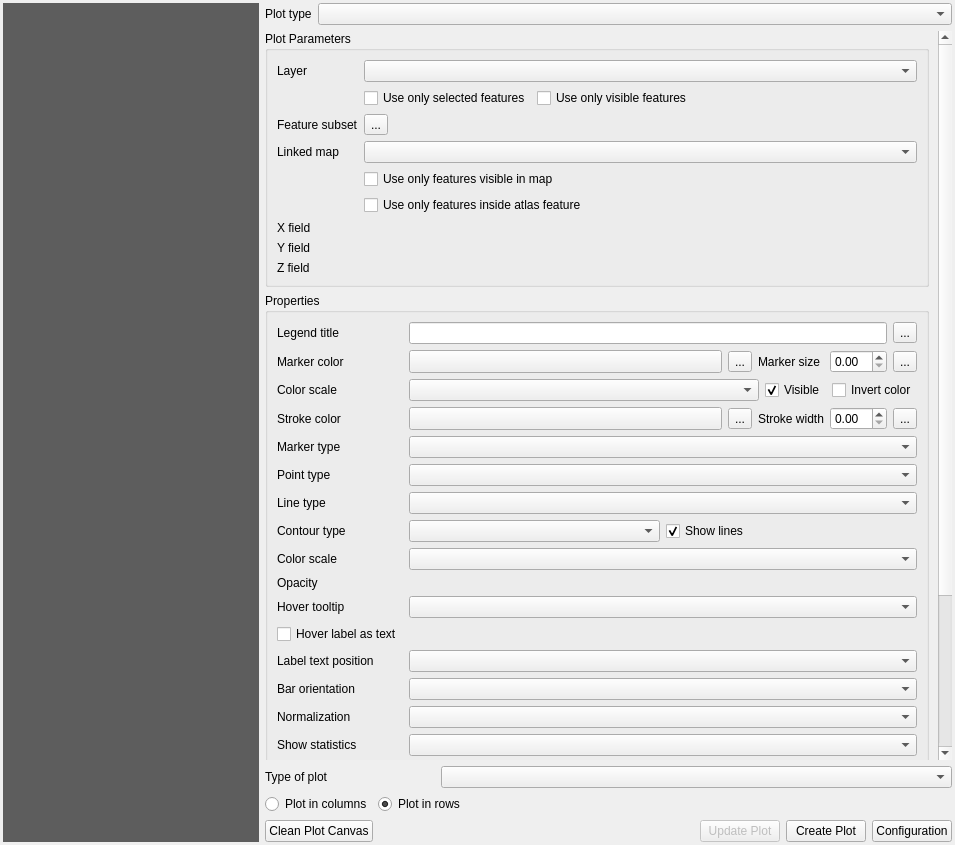
This is DataPlotly/ui/dataplotly_dockwidget_base.ui in ghtmtt/DataPlotly as Qt 5 draws it before an edit. The edited form follows.
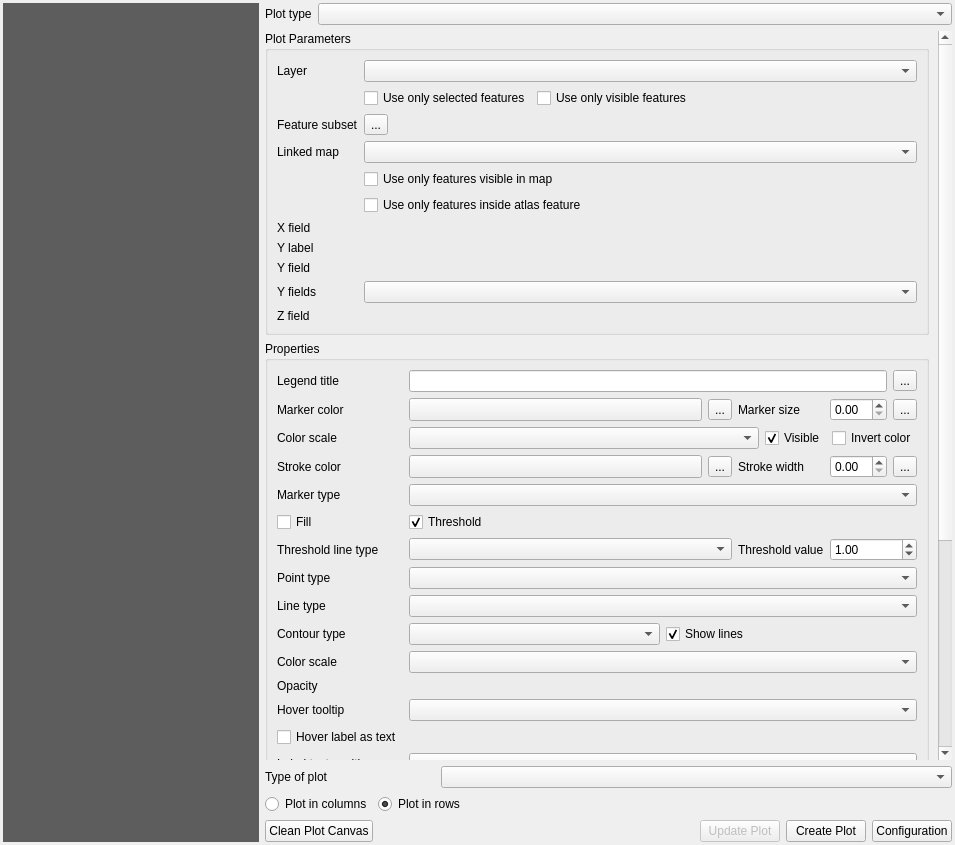
This is the edited form. Custom widgets are drawn as their Qt base class.

Commit message: Add radar plot type (#374)

What changed in the file:
```diff
--- a/DataPlotly/ui/dataplotly_dockwidget_base.ui
+++ b/DataPlotly/ui/dataplotly_dockwidget_base.ui
@@ -320,9 +320,9 @@
                 <property name="geometry">
                  <rect>
                   <x>0</x>
-                  <y>-270</y>
+                  <y>0</y>
                   <width>673</width>
-                  <height>989</height>
+                  <height>1200</height>
                  </rect>
                 </property>
                 <layout class="QGridLayout" name="gridLayout_9">
@@ -357,15 +357,56 @@
                     <string>Plot Parameters</string>
                    </property>
                    <layout class="QGridLayout" name="gridLayout_23">
-                    <item row="8" column="0">
+                    <item row="10" column="1" colspan="2">
+                     <widget class="QgsFieldExpressionWidget" name="y_combo"/>
+                    </item>
+                    <item row="3" column="1">
+                     <widget class="QgsPropertyOverrideButton" name="feature_subset_defined_button">
+                      <property name="text">
+                       <string>...</string>
+                      </property>
+                     </widget>
+                    </item>
+                    <item row="4" column="0">
+                     <widget class="QLabel" name="label_linked_map">
+                      <property name="text">
+                       <string>Linked map</string>
+                      </property>
+                     </widget>
+                    </item>
+                    <item row="10" column="0">
                      <widget class="QLabel" name="y_label">
                       <property name="text">
                        <string>Y field</string>
                       </property>
                      </widget>
                     </item>
-                    <item row="4" column="1" colspan="2">
-                     <widget class="QgsLayoutItemComboBox" name="linked_map_combo"/>
+                    <item row="2" column="1">
+                     <widget class="QCheckBox" name="selected_feature_check">
+                      <property name="enabled">
+                       <bool>true</bool>
+                      </property>
+                      <property name="text">
+                       <string>Use only selected features</string>
+                      </property>
+                     </widget>
+                    </item>
+                    <item row="5" column="1" colspan="2">
+                     <widget class="QCheckBox" name="filter_by_map_check">
+                      <property name="text">
+                       <string>Use only features visible in map</string>
+                      </property>
+                     </widget>
+                    </item>
+                    <item row="2" column="2">
+                     <widget class="QCheckBox" name="visible_feature_check">
+                      <property name="enabled">
+                       <bool>true</bool>
+                      </property>
+                      <property name="text">
+                       <string>Use only visible features</string>
+                      </property>
+                     </widget>
                     </item>
                     <item row="7" column="0">
                      <widget class="QLabel" name="x_label">
@@ -392,6 +433,36 @@
                       </property>
                      </widget>
                     </item>
+                    <item row="11" column="0">
+                     <widget class="QLabel" name="y_fields_label">
+                      <property name="text">
+                       <string>Y fields</string>
+                      </property>
+                     </widget>
+                    </item>
+                    <item row="4" column="1" colspan="2">
+                     <widget class="QgsLayoutItemComboBox" name="linked_map_combo"/>
+                    </item>
+                    <item row="12" column="0">
+                     <widget class="QLabel" name="z_label">
+                      <property name="text">
+                       <string>Z field</string>
+                      </property>
+                     </widget>
+                    </item>
+                    <item row="7" column="1" colspan="2">
+                     <widget class="QgsFieldExpressionWidget" name="x_combo"/>
+                    </item>
+                    <item row="11" column="1" colspan="2">
+                     <widget class="QgsCheckableComboBox" name="y_fields_combo"/>
+                    </item>
+                    <item row="3" column="0">
+                     <widget class="QLabel" name="label_feature_subset">
+                      <property name="text">
+                       <string>Feature subset</string>
+                      </property>
+                     </widget>
+                    </item>
                     <item row="6" column="1" colspan="2">
                      <widget class="QCheckBox" name="filter_by_atlas_check">
                       <property name="text">
@@ -399,30 +470,6 @@
                       </property>
                      </widget>
                     </item>
-                    <item row="9" column="0">
-                     <widget class="QLabel" name="z_label">
-                      <property name="text">
-                       <string>Z field</string>
-                      </property>
-                     </widget>
-                    </item>
-                    <item row="5" column="1" colspan="2">
-                     <widget class="QCheckBox" name="filter_by_map_check">
-                      <property name="text">
-                       <string>Use only features visible in map</string>
-                      </property>
-                     </widget>
-                    </item>
-                    <item row="3" column="1">
-                     <widget class="QgsPropertyOverrideButton" name="feature_subset_defined_button">
-                      <property name="text">
-                       <string>...</string>
-                      </property>
-                     </widget>
-                    </item>
-                    <item row="8" column="1" colspan="2">
-                     <widget class="QgsFieldExpressionWidget" name="y_combo"/>
-                    </item>
                     <item row="0" column="1" colspan="2">
                      <widget class="QgsMapLayerComboBox" name="layer_combo">
                       <property name="sizePolicy">
@@ -433,39 +480,9 @@
                       </property>
                      </widget>
                     </item>
-                    <item row="4" column="0">
-                     <widget class="QLabel" name="label_linked_map">
-                      <property name="text">
-                       <string>Linked map</string>
-                      </property>
-                     </widget>
-                    </item>
-                    <item row="2" column="1">
-                     <widget class="QCheckBox" name="selected_feature_check">
-                      <property name="enabled">
-                       <bool>true</bool>
-                      </property>
-                      <property name="text">
-                       <string>Use only selected features</string>
-                      </property>
-                     </widget>
-                    </item>
-                    <item row="9" column="1" colspan="2">
+                    <item row="12" column="1" colspan="2">
                      <widget class="QgsFieldExpressionWidget" name="z_combo"/>
                     </item>
-                    <item row="7" column="1" colspan="2">
-                     <widget class="QgsFieldExpressionWidget" name="x_combo"/>
-                    </item>
-                    <item row="2" column="2">
-                     <widget class="QCheckBox" name="visible_feature_check">
-                      <property name="enabled">
-                       <bool>true</bool>
-                      </property>
-                      <property name="text">
-                       <string>Use only visible features</string>
-                      </property>
-                     </widget>
-                    </item>
                     <item row="0" column="0">
                      <widget class="QLabel" name="layer_label">
                       <property name="text">
@@ -473,13 +490,16 @@
                       </property>
                      </widget>
                     </item>
-                    <item row="3" column="0">
-                     <widget class="QLabel" name="label_feature_subset">
+                    <item row="9" column="0">
+                     <widget class="QLabel" name="y_radar_label">
                       <property name="text">
-                       <string>Feature subset</string>
+                       <string>Y label</string>
                       </property>
                      </widget>
                     </item>
+                    <item row="9" column="1" colspan="2">
+                     <widget class="QgsFieldExpressionWidget" name="y_combo_radar_label"/>
+                    </item>
                    </layout>
                   </widget>
                  </item>
@@ -489,191 +509,96 @@
                     <string>Properties</string>
                    </property>
                    <layout class="QGridLayout" name="gridLayout_22">
-                    <item row="14" column="1" colspan="5">
-                     <widget class="QComboBox" name="combo_text_position"/>
-                      </item>
-                    <item row="1" column="5">
-                     <widget class="QgsPropertyOverrideButton" name="size_defined_button">
-                        <property name="text">
-                       <string>...</string>
-                      </property>
-                     </widget>
-                    </item>
-                    <item row="1" column="1">
-                     <widget class="QgsColorButton" name="in_color_combo">
-                      <property name="sizePolicy">
-                       <sizepolicy hsizetype="Expanding" vsizetype="Fixed">
-                        <horstretch>0</horstretch>
-                        <verstretch>0</verstretch>
-                       </sizepolicy>
-                      </property>
-                     </widget>
-                    </item>
-                    <item row="21" column="0">
-                     <widget class="QCheckBox" name="violinBox">
-                      <property name="toolTip">
-                       <string>If checked, box plots will be overlaid on top of violin plots</string>
-                      </property>
-                      <property name="text">
-                       <string>Include box plots</string>
-                        </property>
-                        <property name="checked">
-                         <bool>true</bool>
-                        </property>
-                       </widget>
-                      </item>
-                    <item row="19" column="0">
-                     <widget class="QLabel" name="violinSideLabel">
-                      <property name="text">
-                       <string>Violin side</string>
-                      </property>
-                     </widget>
-                    </item>
-                    <item row="0" column="5">
+                    <item row="0" column="7">
                      <widget class="QgsPropertyOverrideButton" name="legend_title_defined_button">
                       <property name="text">
                        <string>...</string>
                       </property>
                      </widget>
                     </item>
-                    <item row="1" column="3">
-                     <widget class="QLabel" name="marker_size_lab">
+                    <item row="0" column="1">
+                     <widget class="QLabel" name="legend_label">
                       <property name="text">
-                       <string>Marker size</string>
+                       <string>Legend title</string>
                       </property>
                      </widget>
                     </item>
-                    <item row="7" column="0">
-                     <widget class="QLabel" name="line_lab">
+                    <item row="20" column="1">
+                     <widget class="QLabel" name="box_statistic_label">
                       <property name="text">
-                       <string>Line type</string>
+                       <string>Show statistics</string>
                       </property>
                      </widget>
                     </item>
-                    <item row="17" column="1" colspan="5">
-                     <widget class="QComboBox" name="box_statistic_combo"/>
-                    </item>
-                    <item row="1" column="0">
-                     <widget class="QLabel" name="in_color_lab">
-                        <property name="text">
-                       <string>Marker color</string>
-                        </property>
-                       </widget>
-                      </item>
-                    <item row="2" column="0">
-                     <widget class="QLabel" name="color_scale_data_defined_in_label">
-                      <property name="text">
-                       <string>Color scale</string>
-                        </property>
-                     </widget>
-                    </item>
-                    <item row="1" column="2">
-                     <widget class="QgsPropertyOverrideButton" name="in_color_defined_button">
-                        <property name="text">
-                       <string>...</string>
-                        </property>
-                       </widget>
-                      </item>
-                    <item row="5" column="1" colspan="5">
-                     <widget class="QComboBox" name="marker_type_combo"/>
-                    </item>
-                    <item row="6" column="0">
-                     <widget class="QLabel" name="point_lab">
-                      <property name="text">
-                       <string>Point type</string>
-                      </property>
-                     </widget>
-                    </item>
-                    <item row="22" column="0">
-                     <widget class="QCheckBox" name="showMeanCheck">
-                      <property name="text">
-                       <string>Show mean line</string>
-                      </property>
-                      <property name="checked">
-                       <bool>true</bool>
-                      </property>
-                     </widget>
-                    </item>
-                    <item row="2" column="1" colspan="5">
+                    <item row="2" column="2" colspan="6">
                      <layout class="QHBoxLayout" name="horizontalLayout_3" stretch="1,0,0">
                       <item>
                        <widget class="QComboBox" name="color_scale_data_defined_in"/>
                       </item>
                       <item>
                        <widget class="QCheckBox" name="color_scale_data_defined_in_check">
-                      <property name="text">
+                        <property name="text">
                          <string>Visible</string>
-                      </property>
-                      <property name="checked">
-                       <bool>true</bool>
-                      </property>
-                     </widget>
-                    </item>
+                        </property>
+                        <property name="checked">
+                         <bool>true</bool>
+                        </property>
+                       </widget>
+                      </item>
                       <item>
                        <widget class="QCheckBox" name="color_scale_data_defined_in_invert_check">
-                      <property name="text">
+                        <property name="text">
                          <string>Invert color</string>
-                      </property>
-                     </widget>
-                    </item>
+                        </property>
+                       </widget>
+                      </item>
                      </layout>
                     </item>
-                    <item row="18" column="0">
-                     <widget class="QLabel" name="outliers_label">
-                      <property name="text">
-                       <string>Outliers</string>
-                      </property>
-                     </widget>
+                    <item row="8" column="2" colspan="6">
+                     <widget class="QComboBox" name="point_combo"/>
                     </item>
-                    <item row="11" column="1" colspan="5">
-                     <widget class="QgsOpacityWidget" name="opacity_widget">
-                      <property name="focusPolicy">
-                       <enum>Qt::StrongFocus</enum>
-                      </property>
-                     </widget>
-                    </item>
-                    <item row="24" column="0">
-                     <widget class="QCheckBox" name="bins_check">
+                    <item row="1" column="1">
+                     <widget class="QLabel" name="in_color_lab">
                       <property name="text">
-                       <string>Manual bin size</string>
+                       <string>Marker color</string>
                       </property>
                      </widget>
                     </item>
-                    <item row="0" column="0">
-                     <widget class="QLabel" name="legend_label">
+                    <item row="4" column="1">
+                     <widget class="QLabel" name="out_color_lab">
                       <property name="text">
-                       <string>Legend title</string>
+                       <string>Stroke color</string>
                       </property>
                      </widget>
                     </item>
-                    <item row="10" column="0">
-                     <widget class="QLabel" name="color_scale_label">
+                    <item row="4" column="7">
+                     <widget class="QgsPropertyOverrideButton" name="stroke_defined_button">
                       <property name="text">
-                       <string>Color scale</string>
+                       <string>...</string>
                       </property>
                      </widget>
                     </item>
-                    <item row="15" column="1" colspan="5">
+                    <item row="19" column="2" colspan="6">
+                     <widget class="QComboBox" name="hist_norm_combo"/>
+                    </item>
+                    <item row="18" column="2" colspan="6">
                      <widget class="QComboBox" name="orientation_combo"/>
                     </item>
-                    <item row="8" column="0">
-                     <widget class="QLabel" name="contour_type_label">
-                      <property name="text">
-                       <string>Contour type</string>
-                      </property>
-                     </widget>
-                    </item>
-                    <item row="4" column="4">
-                     <widget class="QgsDoubleSpinBox" name="marker_width"/>
-                    </item>
-                    <item row="12" column="0">
+                    <item row="15" column="1">
                      <widget class="QLabel" name="info_label">
                       <property name="text">
                        <string>Hover tooltip</string>
                       </property>
                      </widget>
                     </item>
-                    <item row="8" column="1" colspan="5">
+                    <item row="11" column="1">
+                     <widget class="QLabel" name="contour_type_label">
+                      <property name="text">
+                       <string>Contour type</string>
+                      </property>
+                     </widget>
+                    </item>
+                    <item row="11" column="2" colspan="6">
                      <layout class="QHBoxLayout" name="horizontalLayout_4">
                       <item>
                        <widget class="QComboBox" name="contour_type_combo"/>
@@ -682,66 +607,55 @@
                        <widget class="QCheckBox" name="show_lines_check">
                         <property name="text">
                          <string>Show lines</string>
-                      </property>
+                        </property>
                         <property name="checked">
                          <bool>true</bool>
-                      </property>
-                     </widget>
-                    </item>
-                     </layout>
-                    </item>
-                    <item row="23" column="0" colspan="6">
-                     <layout class="QHBoxLayout" name="horiz_layout_histogram">
-                      <item>
-                       <widget class="QCheckBox" name="invert_hist_check">
-                        <property name="enabled">
-                         <bool>true</bool>
                         </property>
-                      <property name="text">
-                         <string>Invert histogram direction</string>
-                      </property>
-                     </widget>
-                    </item>
-                      <item>
-                       <widget class="QCheckBox" name="cumulative_hist_check">
-                        <property name="enabled">
-                         <bool>true</bool>
-                        </property>
-                      <property name="text">
-                         <string>Cumulative histogram</string>
-                      </property>
-                     </widget>
-                    </item>
+                       </widget>
+                      </item>
                      </layout>
                     </item>
-                    <item row="4" column="5">
-                     <widget class="QgsPropertyOverrideButton" name="stroke_defined_button">
+                    <item row="21" column="2" colspan="6">
+                     <widget class="QComboBox" name="outliers_combo"/>
+                    </item>
+                    <item row="1" column="3">
+                     <widget class="QgsPropertyOverrideButton" name="in_color_defined_button">
                       <property name="text">
                        <string>...</string>
                       </property>
                      </widget>
                     </item>
+                    <item row="17" column="1">
+                     <widget class="QLabel" name="label_text_position">
+                      <property name="text">
+                       <string>Label text position</string>
+                      </property>
+                     </widget>
+                    </item>
+                    <item row="6" column="2">
+                     <widget class="QCheckBox" name="threshold">
+                      <property name="text">
+                       <string>Threshold</string>
+                      </property>
+                      <property name="checked">
+                       <bool>true</bool>
+                      </property>
+                     </widget>
+                    </item>
+                    <item row="5" column="2" colspan="6">
+                     <widget class="QComboBox" name="marker_type_combo"/>
+                    </item>
                     <item row="1" column="4">
-                     <widget class="QgsDoubleSpinBox" name="marker_size"/>
+                     <widget class="QLabel" name="marker_size_lab">
+                      <property name="text">
+                       <string>Marker size</string>
+                      </property>
+                     </widget>
+                    </item>
+                    <item row="4" column="6">
+                     <widget class="QgsDoubleSpinBox" name="marker_width"/>
                     </item>
                     <item row="4" column="2">
-                     <widget class="QgsPropertyOverrideButton" name="out_color_defined_button">
-                      <property name="text">
-                       <string>...</string>
-                      </property>
-                     </widget>
-                    </item>
-                    <item row="11" column="0">
-                     <widget class="QLabel" name="alpha_lab">
-                      <property name="text">
-                       <string>Opacity</string>
-                      </property>
-                     </widget>
-                    </item>
-                    <item row="6" column="1" colspan="5">
-                     <widget class="QComboBox" name="point_combo"/>
-                    </item>
-                    <item row="4" column="1">
                      <widget class="QgsColorButton" name="out_color_combo">
                       <property name="sizePolicy">
                        <sizepolicy hsizetype="Expanding" vsizetype="Fixed">
@@ -751,104 +665,136 @@
                       </property>
                      </widget>
                     </item>
-                    <item row="16" column="1" colspan="5">
-                     <widget class="QComboBox" name="hist_norm_combo"/>
-                    </item>
-                    <item row="24" column="1" colspan="5">
-                     <widget class="QgsSpinBox" name="bins_value">
-                      <property name="enabled">
-                       <bool>false</bool>
-                      </property>
-                      <property name="maximum">
-                       <number>1000</number>
-                      </property>
-                      <property name="value">
-                       <number>10</number>
-                      </property>
-                     </widget>
-                    </item>
-                    <item row="7" column="1" colspan="5">
-                     <widget class="QComboBox" name="line_combo"/>
-                    </item>
-                    <item row="0" column="1" colspan="4">
-                     <widget class="QLineEdit" name="legend_title"/>
-                    </item>
-                    <item row="10" column="1" colspan="5">
-                     <widget class="QComboBox" name="color_scale_combo"/>
-                    </item>
-                    <item row="15" column="0">
+                    <item row="18" column="1">
                      <widget class="QLabel" name="orientation_label">
                       <property name="text">
                        <string>Bar orientation</string>
                       </property>
                      </widget>
                     </item>
-                    <item row="19" column="1" colspan="5">
-                     <widget class="QComboBox" name="violinSideCombo"/>
+                    <item row="22" column="1">
+                     <widget class="QLabel" name="violinSideLabel">
+                      <property name="text">
+                       <string>Violin side</string>
+                      </property>
+                     </widget>
                     </item>
-                    <item row="16" column="0">
+                    <item row="14" column="1">
+                     <widget class="QLabel" name="alpha_lab">
+                      <property name="text">
+                       <string>Opacity</string>
+                      </property>
+                     </widget>
+                    </item>
+                    <item row="17" column="2" colspan="6">
+                     <widget class="QComboBox" name="combo_text_position"/>
+                    </item>
+                    <item row="7" column="1">
+                     <widget class="QLabel" name="line_threshold_value">
+                      <property name="text">
+                       <string>Threshold line type</string>
+                      </property>
+                     </widget>
+                    </item>
+                    <item row="14" column="2" colspan="6">
+                     <widget class="QgsOpacityWidget" name="opacity_widget">
+                      <property name="focusPolicy">
+                       <enum>Qt::StrongFocus</enum>
+                      </property>
+                     </widget>
+                    </item>
+                    <item row="15" column="2" colspan="6">
+                     <widget class="QComboBox" name="info_combo"/>
+                    </item>
+                    <item row="9" column="1">
+                     <widget class="QLabel" name="line_lab">
+                      <property name="text">
+                       <string>Line type</string>
+                      </property>
+                     </widget>
+                    </item>
+                    <item row="19" column="1">
                      <widget class="QLabel" name="hist_norm_label">
                       <property name="text">
                        <string>Normalization</string>
                       </property>
                      </widget>
                     </item>
-                    <item row="4" column="3">
-                     <widget class="QLabel" name="marker_width_lab">
-                        <property name="text">
-                       <string>Stroke width</string>
-                        </property>
-                       </widget>
-                      </item>
-                    <item row="17" column="0">
-                     <widget class="QLabel" name="box_statistic_label">
-                        <property name="text">
-                       <string>Show statistics</string>
-                        </property>
-                       </widget>
-                      </item>
-                    <item row="18" column="1" colspan="5">
-                     <widget class="QComboBox" name="outliers_combo"/>
+                    <item row="1" column="6">
+                     <widget class="QgsDoubleSpinBox" name="marker_size"/>
                     </item>
-                    <item row="14" column="0">
-                     <widget class="QLabel" name="label_text_position">
-                      <property name="text">
-                       <string>Label text position</string>
-                      </property>
-                     </widget>
+                    <item row="0" column="2" colspan="5">
+                     <widget class="QLineEdit" name="legend_title"/>
                     </item>
-                    <item row="5" column="0">
-                     <widget class="QLabel" name="marker_type_lab">
+                    <item row="27" column="1">
+                     <widget class="QCheckBox" name="bins_check">
                       <property name="text">
-                       <string>Marker type</string>
+                       <string>Manual bin size</string>
                       </property>
                      </widget>
                     </item>
-                    <item row="12" column="1" colspan="5">
-                     <widget class="QComboBox" name="info_combo"/>
+                    <item row="9" column="2" colspan="6">
+                     <widget class="QComboBox" name="line_combo"/>
                     </item>
-                    <item row="4" column="0">
-                     <widget class="QLabel" name="out_color_lab">
-                      <property name="text">
-                       <string>Stroke color</string>
-                      </property>
-                     </widget>
-                    </item>
-                    <item row="13" column="0">
-                     <widget class="QCheckBox" name="hover_as_text_check">
-                      <property name="text">
-                       <string>Hover label as text</string>
-                      </property>
-                     </widget>
-                    </item>
-                    <item row="20" column="0">
+                    <item row="23" column="1">
                      <widget class="QLabel" name="pie_hole_label">
                       <property name="text">
                        <string>Pie hole</string>
                       </property>
                      </widget>
                     </item>
-                    <item row="20" column="1">
+                    <item row="27" column="2" colspan="6">
+                     <widget class="QgsSpinBox" name="bins_value">
+                      <property name="enabled">
+                       <bool>false</bool>
+                      </property>
+                      <property name="maximum">
+                       <number>1000</number>
+                      </property>
+                      <property name="value">
+                       <number>10</number>
+                      </property>
+                     </widget>
+                    </item>
+                    <item row="1" column="2">
+                     <widget class="QgsColorButton" name="in_color_combo">
+                      <property name="sizePolicy">
+                       <sizepolicy hsizetype="Expanding" vsizetype="Fixed">
+                        <horstretch>0</horstretch>
+                        <verstretch>0</verstretch>
+                       </sizepolicy>
+                      </property>
+                     </widget>
+                    </item>
+                    <item row="6" column="1">
+                     <widget class="QCheckBox" name="fill">
+                      <property name="text">
+                       <string>Fill</string>
+                      </property>
+                     </widget>
+                    </item>
+                    <item row="21" column="1">
+                     <widget class="QLabel" name="outliers_label">
+                      <property name="text">
+                       <string>Outliers</string>
+                      </property>
+                     </widget>
+                    </item>
+                    <item row="4" column="4">
+                     <widget class="QLabel" name="marker_width_lab">
+                      <property name="text">
+                       <string>Stroke width</string>
+                      </property>
+                     </widget>
+                    </item>
+                    <item row="4" column="3">
+                     <widget class="QgsPropertyOverrideButton" name="out_color_defined_button">
+                      <property name="text">
+                       <string>...</string>
+                      </property>
+                     </widget>
+                    </item>
+                    <item row="23" column="2">
                      <widget class="QgsDoubleSpinBox" name="pie_hole">
                       <property name="maximum">
                        <double>0.950000000000000</double>
@@ -864,6 +810,124 @@
                       </property>
                      </widget>
                     </item>
+                    <item row="13" column="1">
+                     <widget class="QLabel" name="color_scale_label">
+                      <property name="text">
+                       <string>Color scale</string>
+                      </property>
+                     </widget>
+                    </item>
+                    <item row="1" column="7">
+                     <widget class="QgsPropertyOverrideButton" name="size_defined_button">
+                      <property name="text">
+                       <string>...</string>
+                      </property>
+                     </widget>
+                    </item>
+                    <item row="22" column="2" colspan="6">
+                     <widget class="QComboBox" name="violinSideCombo"/>
+                    </item>
+                    <item row="16" column="1">
+                     <widget class="QCheckBox" name="hover_as_text_check">
+                      <property name="text">
+                       <string>Hover label as text</string>
+                      </property>
+                     </widget>
+                    </item>
+                    <item row="8" column="1">
+                     <widget class="QLabel" name="point_lab">
+                      <property name="text">
+                       <string>Point type</string>
+                      </property>
+                     </widget>
+                    </item>
+                    <item row="24" column="1">
+                     <widget class="QCheckBox" name="violinBox">
+                      <property name="toolTip">
+                       <string>If checked, box plots will be overlaid on top of violin plots</string>
+                      </property>
+                      <property name="text">
+                       <string>Include box plots</string>
+                      </property>
+                      <property name="checked">
+                       <bool>true</bool>
+                      </property>
+                     </widget>
+                    </item>
+                    <item row="26" column="1" colspan="7">
+                     <layout class="QHBoxLayout" name="horiz_layout_histogram">
+                      <item>
+                       <widget class="QCheckBox" name="invert_hist_check">
+                        <property name="enabled">
+                         <bool>true</bool>
+                        </property>
+                        <property name="text">
+                         <string>Invert histogram direction</string>
+                        </property>
+                       </widget>
+                      </item>
+                      <item>
+                       <widget class="QCheckBox" name="cumulative_hist_check">
+                        <property name="enabled">
+                         <bool>true</bool>
+                        </property>
+                        <property name="text">
+                         <string>Cumulative histogram</string>
+                        </property>
+                       </widget>
+                      </item>
+                     </layout>
+                    </item>
+                    <item row="13" column="2" colspan="6">
+                     <widget class="QComboBox" name="color_scale_combo"/>
+                    </item>
+                    <item row="5" column="1">
+                     <widget class="QLabel" name="marker_type_lab">
+                      <property name="text">
+                       <string>Marker type</string>
+                      </property>
+                     </widget>
+                    </item>
+                    <item row="25" column="1">
+                     <widget class="QCheckBox" name="showMeanCheck">
+                      <property name="text">
+                       <string>Show mean line</string>
+                      </property>
+                      <property name="checked">
+                       <bool>true</bool>
+                      </property>
+                     </widget>
+                    </item>
+                    <item row="2" column="1">
+                     <widget class="QLabel" name="color_scale_data_defined_in_label">
+                      <property name="text">
+                       <string>Color scale</string>
+                      </property>
+                     </widget>
+                    </item>
+                    <item row="20" column="2" colspan="6">
+                     <widget class="QComboBox" name="box_statistic_combo"/>
+                    </item>
+                    <item row="7" column="6" colspan="2">
+                     <widget class="QDoubleSpinBox" name="threshold_value">
+                      <property name="maximum">
+                       <double>99990000.000000000000000</double>
+                      </property>
+                      <property name="value">
+                       <double>1.000000000000000</double>
+                      </property>
+                     </widget>
+                    </item>
+                    <item row="7" column="2" colspan="2">
+                     <widget class="QComboBox" name="line_combo_threshold"/>
+                    </item>
+                    <item row="7" column="4" colspan="2">
+                     <widget class="QLabel" name="threshold_value_label">
+                      <property name="text">
+                       <string>Threshold value</string>
+                      </property>
+                     </widget>
+                    </item>
                    </layout>
                   </widget>
                  </item>
@@ -906,8 +970,8 @@
                  <rect>
                   <x>0</x>
                   <y>0</y>
-                  <width>414</width>
-                  <height>583</height>
+                  <width>449</width>
+                  <height>820</height>
                  </rect>
                 </property>
                 <layout class="QGridLayout" name="gridLayout_25" columnstretch="0,0,0">
@@ -1499,6 +1563,11 @@
   </layout>
  </widget>
  <customwidgets>
+  <customwidget>
+   <class>QgsCheckableComboBox</class>
+   <extends>QComboBox</extends>
+   <header>qgscheckablecombobox.h</header>
+  </customwidget>
   <customwidget>
    <class>QgsCollapsibleGroupBox</class>
    <extends>QGroupBox</extends>
```
Left out of the diff: 32 changed lines with no effect on the pictures. The commit also changes 6 other files.
